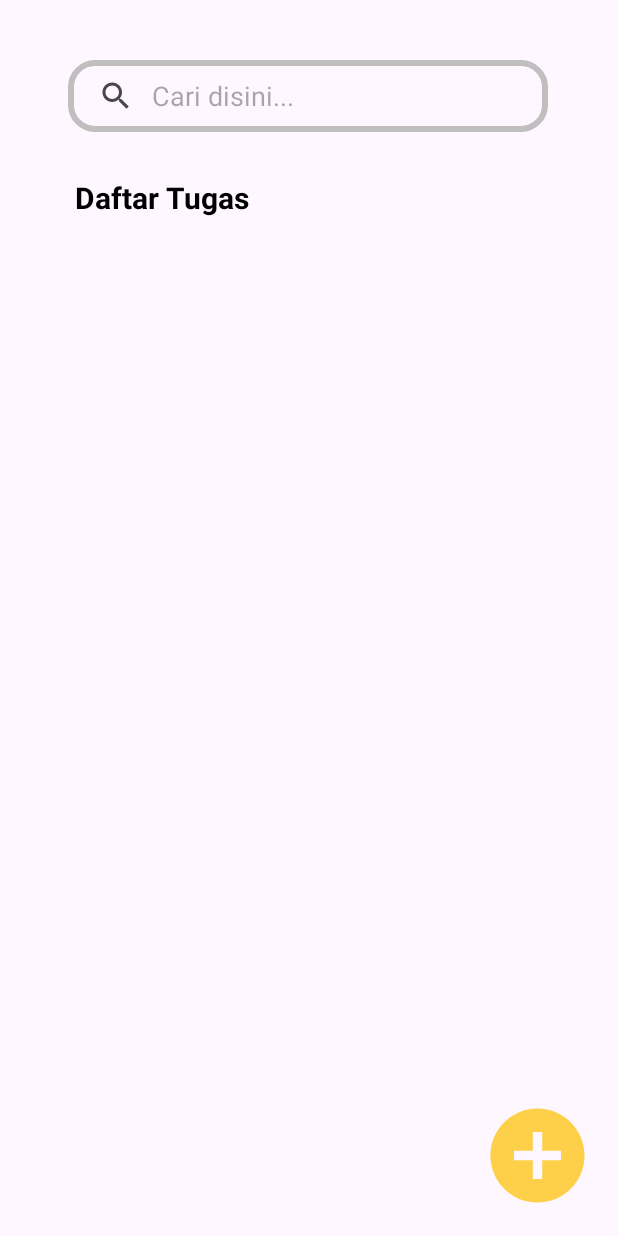
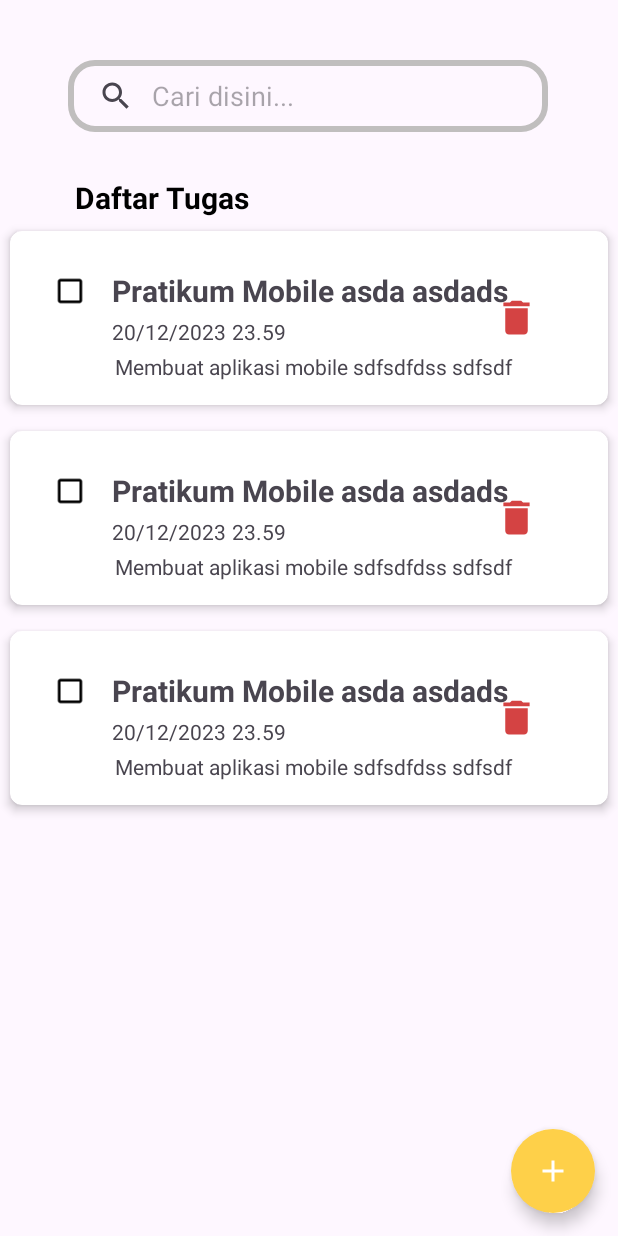
Before and after one commit to Bersama-Team/MariNugas, an Android app: the layout activity_main.xml on its own in the app's theme, with its tools: preview values and no code run, on a phone screen of 412 x 824 dp. Run offline under Robolectric (Android 15) with nearby library versions, the phone set to English and light mode, and no system bars.

Commit message:
putrija - read dan create data selesai

```diff
--- a/app/build.gradle.kts
+++ b/app/build.gradle.kts
@@ -58,5 +58,8 @@ dependencies {
     implementation("com.squareup.retrofit2:retrofit:2.6.2")
     implementation("com.squareup.retrofit2:converter-gson:2.6.2")
 
+    implementation(platform("com.squareup.okhttp3:okhttp-bom:4.12.0"))
+    implementation("com.squareup.okhttp3:okhttp")
+    implementation("com.squareup.okhttp3:logging-interceptor")
 
 }
--- a/app/src/main/AndroidManifest.xml
+++ b/app/src/main/AndroidManifest.xml
@@ -1,6 +1,8 @@
 <?xml version="1.0" encoding="utf-8"?>
 <manifest xmlns:android="http://schemas.android.com/apk/res/android"
     xmlns:tools="http://schemas.android.com/tools">
+
+    <uses-permission android:name="android.permission.INTERNET"/>
 
     <application
         android:networkSecurityConfig="@xml/network_security_config"
@@ -12,7 +14,8 @@
         android:roundIcon="@mipmap/ic_launcher_round"
         android:supportsRtl="true"
         android:theme="@style/Theme.MariNugas"
-        tools:targetApi="31">
+        tools:targetApi="31"
+        >
         <activity
             android:name=".create_tugas"
             android:exported="true"
--- /dev/null
+++ b/app/src/main/java/com/example/marinugas/Submit2Model.kt
@@ -0,0 +1,5 @@
+package com.example.marinugas
+
+data class Submit2Model(
+    val message: String
+)
--- /dev/null
+++ b/app/src/main/res/drawable/ic_add.xml
@@ -0,0 +1,5 @@
+<vector android:height="24dp" android:tint="#FED049"
+    android:viewportHeight="24" android:viewportWidth="24"
+    android:width="24dp" xmlns:android="http://schemas.android.com/apk/res/android">
+    <path android:fillColor="@android:color/white" android:pathData="M19,13h-6v6h-2v-6H5v-2h6V5h2v6h6v2z"/>
+</vector>
--- a/app/src/main/res/layout/activity_create_tugas.xml
+++ b/app/src/main/res/layout/activity_create_tugas.xml
@@ -54,7 +54,7 @@
         <com.google.android.material.textfield.TextInputEditText
             android:id="@+id/edJudul"
             android:layout_width="match_parent"
-            android:layout_height="wrap_content"
+            android:layout_height="61dp"
             android:inputType="text" />
     </com.google.android.material.textfield.TextInputLayout>
 
--- a/app/src/main/res/layout/activity_list_tugas.xml
+++ b/app/src/main/res/layout/activity_list_tugas.xml
@@ -1,9 +1,9 @@
 <?xml version="1.0" encoding="utf-8"?>
-<androidx.cardview.widget.CardView
-    xmlns:android="http://schemas.android.com/apk/res/android"
+<androidx.cardview.widget.CardView xmlns:android="http://schemas.android.com/apk/res/android"
     xmlns:app="http://schemas.android.com/apk/res-auto"
     android:layout_width="match_parent"
     android:layout_height="wrap_content"
+    xmlns:tools="http://schemas.android.com/tools"
     app:cardCornerRadius="8dp"
     app:cardElevation="4dp"
     app:cardUseCompatPadding="true">
@@ -44,23 +44,33 @@
                 android:layout_alignBaseline="@+id/checkbox_list"
                 android:layout_marginStart="4dp"
                 android:layout_toEndOf="@+id/checkbox_list"
+                tools:text="Pratikum Mobile asda asdads asdasd sdasd asdadas asdasda"
+                android:textSize="20dp"
+                android:textStyle="bold"
                 app:layout_constraintBottom_toTopOf="@+id/contentTanggalview"
                 app:layout_constraintStart_toStartOf="@+id/contentTanggalview"
-                android:text="Pratikum Mobile"
-                android:textSize="20dp"
-                android:textStyle="bold" />
+                android:maxLines="1"
+                />
 
             <TextView
                 android:id="@+id/contentTanggalview"
                 android:layout_width="wrap_content"
                 android:layout_height="wrap_content"
                 android:layout_below="@+id/titleTextView"
-                app:layout_constraintBottom_toTopOf="@+id/contentTextview"
-                app:layout_constraintStart_toStartOf="@+id/contentTextview"
                 android:layout_marginStart="4dp"
                 android:layout_marginTop="4dp"
                 android:layout_toEndOf="@+id/checkbox_list"
-                android:text="20/12/2023 23.59" />
+                tools:text="20/12/2023" />
+
+            <TextView
+                android:id="@+id/contentJamview"
+                android:layout_width="wrap_content"
+                android:layout_height="wrap_content"
+                android:layout_below="@+id/titleTextView"
+                android:layout_marginStart="4dp"
+                android:layout_marginTop="4dp"
+                android:layout_toEndOf="@+id/contentTanggalview"
+                tools:text="23.59" />
 
             <TextView
                 android:id="@+id/contentTextview"
@@ -70,8 +80,8 @@
                 android:layout_marginStart="6dp"
                 android:layout_marginTop="4dp"
                 android:layout_toEndOf="@+id/checkbox_list"
-                android:maxLines="3"
-                android:text="Membuat aplikasi mobile" />
+                android:maxLines="1"
+                tools:text="Membuat aplikasi mobile sdfsdfdss sdfsdf sdfsdfdsdf dfsdfs asdad" />
         </RelativeLayout>
     </LinearLayout>
 </androidx.cardview.widget.CardView>
--- a/app/src/main/res/layout/activity_main.xml
+++ b/app/src/main/res/layout/activity_main.xml
@@ -37,26 +37,33 @@
         android:textColor="#000000"
         android:textSize="20dp"
         android:textStyle="bold"
-        app:layout_constraintStart_toStartOf="@+id/recyclerView"
+        app:layout_constraintStart_toStartOf="@+id/list_tugas"
         app:layout_constraintTop_toBottomOf="@+id/searchView"
         />
 
     <androidx.recyclerview.widget.RecyclerView
-        android:id="@+id/recyclerView"
+        android:id="@+id/list_tugas"
         android:layout_width="0dp"
         android:layout_height="0dp"
+        tools:listitem="@layout/activity_list_tugas"
+        app:layoutManager="androidx.recyclerview.widget.LinearLayoutManager"
         app:layout_constraintTop_toBottomOf="@+id/textdaftar"
         app:layout_constraintStart_toStartOf="parent"
         app:layout_constraintEnd_toEndOf="parent"
-        app:layout_constraintBottom_toBottomOf="parent"/> />
+        app:layout_constraintBottom_toBottomOf="parent"
+        android:paddingBottom="70dp"
+        />
 
-    <ImageView
+    <com.google.android.material.floatingactionbutton.FloatingActionButton
         android:id="@+id/img_add"
-        android:layout_width="75dp"
-        android:layout_height="75dp"
-        android:layout_margin="16dp"
-        android:src="@drawable/baseline_add_circle_24"
+        android:layout_width="wrap_content"
+        android:layout_height="wrap_content"
+        android:layout_margin="15dp"
+        android:src="@drawable/ic_add"
+        app:tint="@color/white"
+        app:backgroundTint="@color/kuning_primary"
+        app:shapeAppearanceOverlay="@style/ShapeAppearanceOverlay.MyApp.FloatingActionButton"
         app:layout_constraintBottom_toBottomOf="parent"
-        app:layout_constraintEnd_toEndOf="parent"/>
+        app:layout_constraintRight_toRightOf="parent"/>
 
 </androidx.constraintlayout.widget.ConstraintLayout>
--- a/app/src/main/res/values/colors.xml
+++ b/app/src/main/res/values/colors.xml
@@ -2,4 +2,6 @@
 <resources>
     <color name="black">#FF000000</color>
     <color name="white">#FFFFFFFF</color>
+    <color name="kuning_primary">#FED049</color>
+
 </resources>
--- /dev/null
+++ b/app/src/main/res/values/styles.xml
@@ -0,0 +1,9 @@
+<?xml version="1.0" encoding="utf-8"?>
+<resources>
+    <style name="ShapeAppearanceOverlay.MyApp.FloatingActionButton" parent="">
+        <item name="cornerFamily">rounded</item>
+        <item name="cornerSize">50%</item>
+    </style>
+
+
+</resources>
```
Also changed, not shown: app/src/main/java/com/example/marinugas/Api2Endpoint.kt (added, +25 -0 lines), app/src/main/java/com/example/marinugas/Api2Retrofit.kt (added, +27 -0 lines), app/src/main/java/com/example/marinugas/MainActivity.kt (+48 -51 lines), app/src/main/java/com/example/marinugas/Tugas2Adapter.kt (added, +46 -0 lines), app/src/main/java/com/example/marinugas/Tugas2Model.kt (added, +7 -0 lines), app/src/main/java/com/example/marinugas/create_tugas.kt (+124 -5 lines), app/src/main/res/layout/adapter2_tugas.xml (added, +33 -0 lines), 3 other files.
